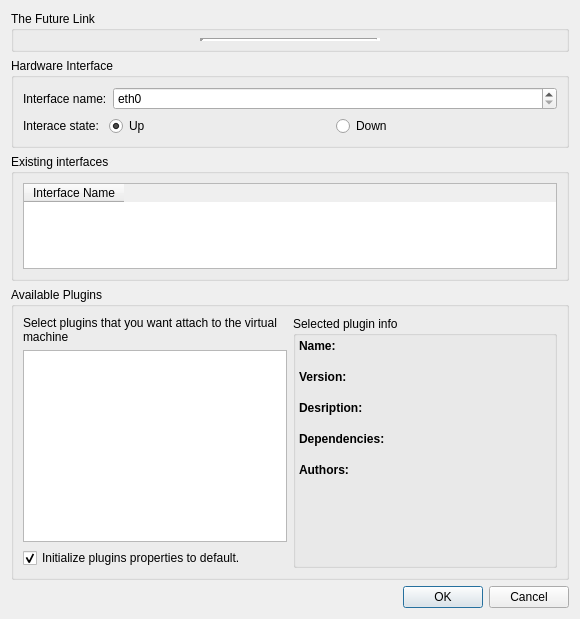
Old version of the form ui/addLink.ui in the repository slux83/visual-netkit.
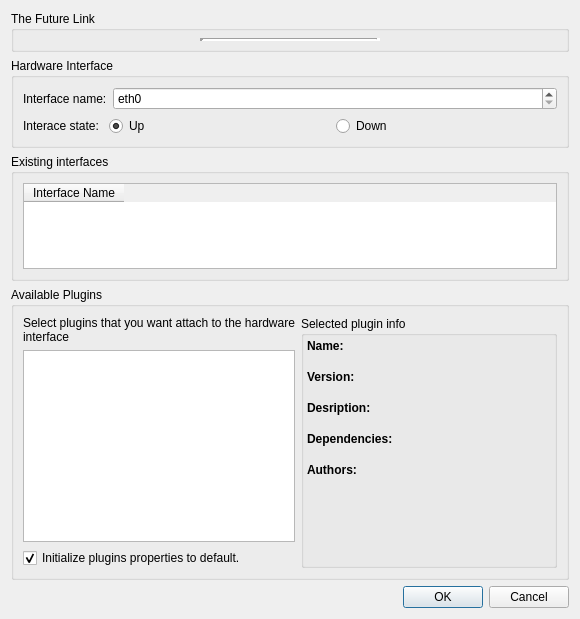
New version of the form.

Commit message: we can choose plugins for a Collision domain

Diff of the .ui file:
```diff
--- a/ui/addLink.ui
+++ b/ui/addLink.ui
@@ -221,7 +221,7 @@
            </sizepolicy>
           </property>
           <property name="text" >
-           <string>Select plugins that you want attach to the virtual machine</string>
+           <string>Select plugins that you want attach to the hardware interface</string>
           </property>
           <property name="wordWrap" >
            <bool>true</bool>
```
The commit also changes 11 other files.
